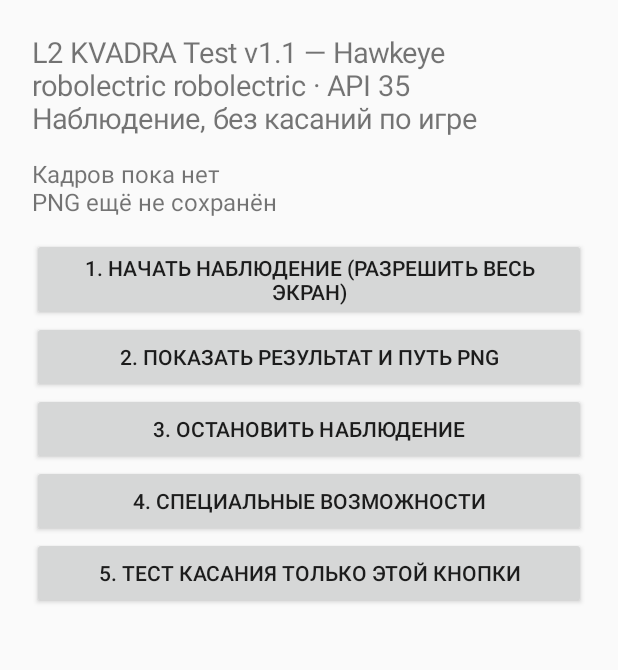
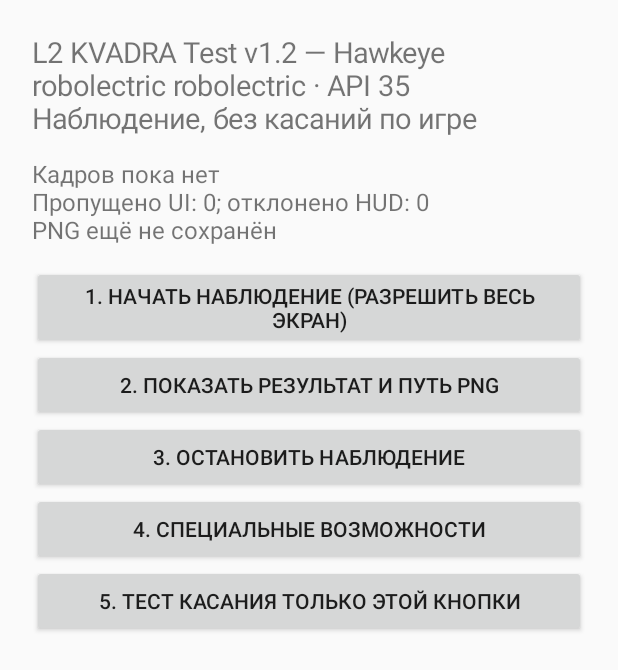
Before and after one commit to Ignatkaa/L2-KVADRA-Test, an Android app: the screen it shows after launch (MainActivity), on a phone screen of 412 x 824 dp. Shown: the top 670 px of the screen. Run offline under Robolectric (Android 15) with nearby library versions, the phone set to English and light mode, and no system bars.

Commit message:
Release v1.2 HUD-gated diagnostics

```diff
--- a/app/src/main/java/com/l2farm/kvadratest/MainActivity.kt
+++ b/app/src/main/java/com/l2farm/kvadratest/MainActivity.kt
@@ -20,7 +20,7 @@ class MainActivity : Activity() {
             return b
         }
         layout.addView(TextView(this).apply {
-            text="L2 KVADRA Test v1.1 — Hawkeye\n${Build.MANUFACTURER} ${Build.MODEL} · API ${Build.VERSION.SDK_INT}\nНаблюдение, без касаний по игре"
+            text="L2 KVADRA Test v1.2 — Hawkeye\n${Build.MANUFACTURER} ${Build.MODEL} · API ${Build.VERSION.SDK_INT}\nНаблюдение, без касаний по игре"
             textSize=19f
         })
         status=TextView(this).apply { text="Ожидание проверки"; textSize=16f; setPadding(0,20,0,20) }
@@ -50,7 +50,7 @@ class MainActivity : Activity() {
     }
     private fun refresh() {
         val p=getSharedPreferences("diagnostics",MODE_PRIVATE)
-        status.text=(p.getString("last","Кадров пока нет") ?: "Кадров пока нет") + "\n" + (p.getString("snapshot","PNG ещё не сохранён") ?: "")
+        status.text=(p.getString("last","Кадров пока нет") ?: "Кадров пока нет") + "\nПропущено UI: ${p.getInt("skippedUiFrames",0)}; отклонено HUD: ${p.getInt("rejectedFrames",0)}" + "\n" + (p.getString("snapshot","PNG ещё не сохранён") ?: "")
     }
     override fun onResume() { super.onResume(); refresh() }
     @Deprecated("Deprecated in Android")
```
